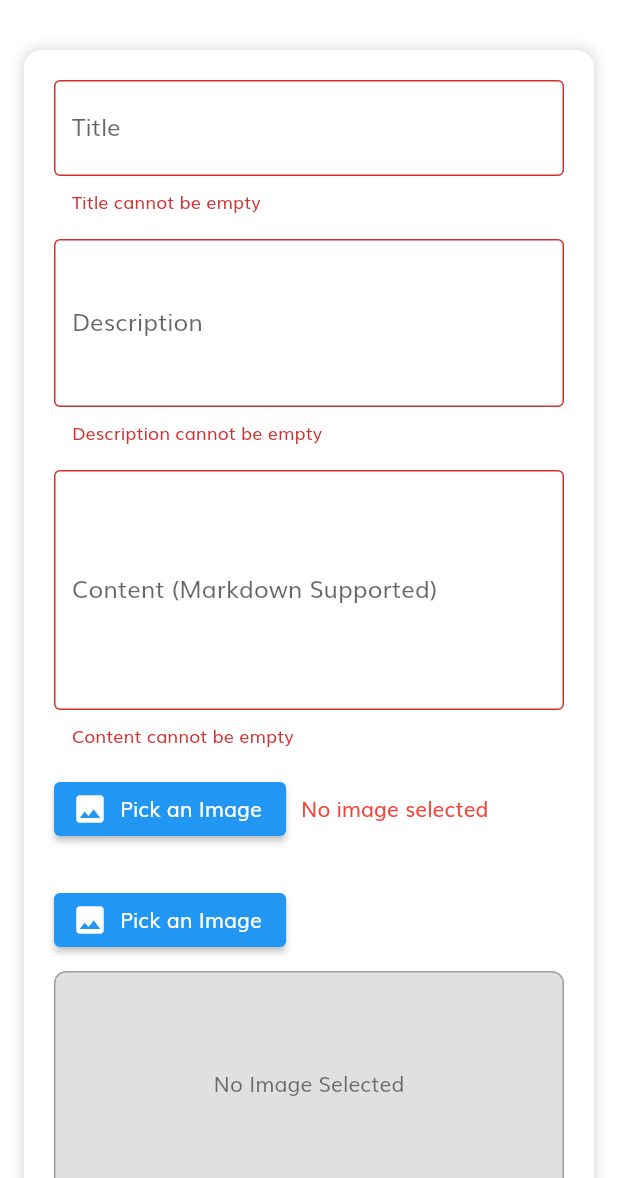
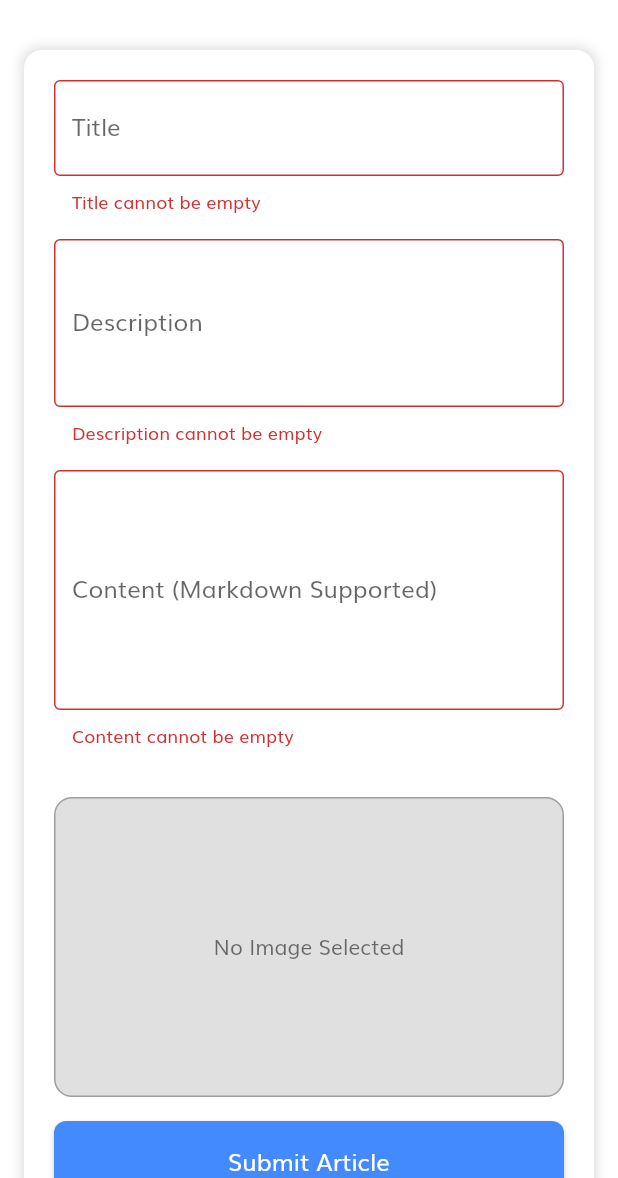
Before and after one commit to lucky-duck1/journal-joe, a Flutter app: the AddArticlePageBody screen opened directly, after a tap on "Submit Article", on a phone screen of 412 x 824 dp, the part 58-1236 px from its top. Run offline on Flutter 3.47's test engine with Material 2 defaults, Android fonts, the light colour scheme and no system bars; our stand-ins replace cached_network_image, dio, equatable, firebase_core, floor, flutter_bloc and 6 more; accounts and stored records are empty; generated files the repository leaves out were written again; network calls fail.

Commit message:
Functional Project, Firebase integration pending

```diff
--- a/frontend/lib/features/daily_news/data/repository/mock_article_repository.dart
+++ b/frontend/lib/features/daily_news/data/repository/mock_article_repository.dart
@@ -1,20 +1,18 @@
-import 'dart:io'; // To handle local images
+import 'dart:io';
 import 'package:dio/dio.dart';
 import 'package:news_app_clean_architecture/core/resources/data_state.dart';
 import 'package:news_app_clean_architecture/features/daily_news/domain/entities/article.dart';
 import 'package:news_app_clean_architecture/features/daily_news/domain/repository/article_repository.dart';
 
 class MockArticleRepository implements ArticleRepository {
-  // In-memory storage for saved and newly created articles
   final List<ArticleEntity> _savedArticles = [];
-  final List<ArticleEntity> _submittedArticles =
-      []; // New list for created articles
+  final List<ArticleEntity> _submittedArticles = [];
 
   @override
   Future<DataState<List<ArticleEntity>>> getNewsArticles() async {
-    await Future.delayed(const Duration(seconds: 1)); // Simulate network delay
+    await Future.delayed(const Duration(seconds: 1));
+
     try {
-      // Combine mock articles and newly created articles
       List<ArticleEntity> articles = [
             const ArticleEntity(
               id: 1,
@@ -29,7 +27,7 @@ class MockArticleRepository implements ArticleRepository {
               content: 'Content of Mock Article 1',
             ),
           ] +
-          _submittedArticles; // Append submitted articles
+          _submittedArticles;
 
       return DataSuccess(articles);
     } catch (e) {
@@ -58,19 +56,14 @@ class MockArticleRepository implements ArticleRepository {
     _savedArticles.removeWhere((savedArticle) => savedArticle.id == article.id);
   }
 
-  // ✅ New Method for Creating Articles
+  // ✅ Ensure Unique IDs When Submitting Articles
   @override
   Future<void> submitArticle(ArticleEntity article) async {
     await Future.delayed(const Duration(seconds: 1));
 
-    // If it's a local image, simulate storing it in the local file system
-    if (article.urlToImage != null && article.urlToImage!.startsWith('/')) {
-      // Simulate a local file path for the image (e.g., "/path/to/local/image.jpg")
-      // You could implement actual file storage logic here if necessary
-      print('Saving local image at path: ${article.urlToImage}');
-    }
+    int newId = DateTime.now().millisecondsSinceEpoch;
+    ArticleEntity newArticle = article.copyWith(id: newId);
 
-    // Store new articles separately
-    _submittedArticles.add(article); // Add to submitted articles
+    _submittedArticles.add(newArticle);
   }
 }
--- a/frontend/lib/features/daily_news/presentation/pages/add_article/add_article.dart
+++ b/frontend/lib/features/daily_news/presentation/pages/add_article/add_article.dart
@@ -1,4 +1,4 @@
-import 'dart:io';
+import 'dart:io'; // For File handling
 import 'package:flutter/material.dart';
 import 'package:flutter_bloc/flutter_bloc.dart';
 import '../../../domain/entities/article.dart';
@@ -7,7 +7,7 @@ import '../../bloc/article/local/image_picker_cubit.dart';
 import '../../bloc/article/local/local_article_bloc.dart';
 import '../../bloc/article/local/local_article_state.dart';
 import '../../widgets/article_form.dart';
-import '../../widgets/image_picker_widget.dart';
+import '../../widgets/image_picker_widget.dart'; // The custom image picker widget
 
 class AddArticlePage extends StatelessWidget {
   const AddArticlePage({Key? key}) : super(key: key);
@@ -30,16 +30,17 @@ class AddArticlePageBody extends StatefulWidget {
   const AddArticlePageBody({Key? key}) : super(key: key);
 
   @override
-  _AddArticlePageState createState() => _AddArticlePageState();
+  _AddArticlePageBodyState createState() => _AddArticlePageBodyState();
 }
 
-class _AddArticlePageState extends State<AddArticlePageBody> {
+class _AddArticlePageBodyState extends State<AddArticlePageBody> {
   final _formKey = GlobalKey<FormState>();
   final TextEditingController _titleController = TextEditingController();
   final TextEditingController _descriptionController = TextEditingController();
   final TextEditingController _contentController = TextEditingController();
   File? _selectedImage;
 
+  // Handle image picking
   void _onImagePicked(File? image) {
     setState(() {
       _selectedImage = image;
@@ -96,8 +97,13 @@ class _AddArticlePageState extends State<AddArticlePageBody> {
                       contentController: _contentController,
                     ),
                     const SizedBox(height: 16),
+
+                    // Image Picker Widget (Now the only image selection area)
                     ImagePickerWidget(onImagePicked: _onImagePicked),
+
                     const SizedBox(height: 16),
+
+                    // Submit Button
                     ElevatedButton(
                       onPressed: state is ArticleSubmissionLoading
                           ? null
--- a/frontend/lib/features/daily_news/presentation/pages/home/daily_news.dart
+++ b/frontend/lib/features/daily_news/presentation/pages/home/daily_news.dart
@@ -35,7 +35,7 @@ class DailyNews extends StatelessWidget {
     );
   }
 
-  /// ✅ Now listens to both Remote & Local Articles
+  /// ✅ Merging Remote & Local Articles Without Duplicates
   _buildPage(BuildContext context) {
     return BlocBuilder<RemoteArticlesBloc, RemoteArticlesState>(
       builder: (context, remoteState) {
@@ -55,13 +55,21 @@ class DailyNews extends StatelessWidget {
               );
             }
 
-            // ✅ Merge Remote & Submitted Articles
             List<ArticleEntity> articles = [];
+
             if (remoteState is RemoteArticlesDone) {
               articles.addAll(remoteState.articles ?? []);
             }
+
             if (localState is LocalArticlesDone) {
-              articles.addAll(localState.articles);
+              final localArticles = localState.articles;
+
+              // ✅ Ensure unique articles (Prevent duplicates)
+              for (var localArticle in localArticles) {
+                if (!articles.any((article) => article.id == localArticle.id)) {
+                  articles.add(localArticle);
+                }
+              }
             }
 
             return _buildArticlesPage(context, articles);
--- a/frontend/lib/features/daily_news/presentation/widgets/article_form.dart
+++ b/frontend/lib/features/daily_news/presentation/widgets/article_form.dart
@@ -82,39 +82,6 @@ class _ArticleFormState extends State<ArticleForm> {
                 : null,
           ),
           const SizedBox(height: 16),
-
-          // Image Picker Button
-          Row(
-            children: [
-              ElevatedButton.icon(
-                onPressed: _pickImage,
-                icon: const Icon(Icons.photo),
-                label: Text(
-                    _selectedImage == null ? "Pick an Image" : "Change Image"),
-              ),
-              if (_selectedImage == null)
-                const Padding(
-                  padding: EdgeInsets.only(left: 10),
-                  child: Text(
-                    "No image selected",
-                    style: TextStyle(color: Colors.red),
-                  ),
-                ),
-            ],
-          ),
-          const SizedBox(height: 10),
-
-          // Display selected image
-          if (_selectedImage != null)
-            ClipRRect(
-              borderRadius: BorderRadius.circular(8),
-              child: Image.file(
-                _selectedImage!,
-                height: 150,
-                width: double.infinity,
-                fit: BoxFit.cover,
-              ),
-            ),
         ],
       ),
     );
--- a/frontend/lib/features/daily_news/presentation/widgets/image_picker_widget.dart
+++ b/frontend/lib/features/daily_news/presentation/widgets/image_picker_widget.dart
@@ -1,4 +1,4 @@
-import 'dart:io';
+import 'dart:io'; // For file handling
 import 'package:flutter/material.dart';
 import 'package:flutter_bloc/flutter_bloc.dart';
 import '../bloc/article/local/image_picker_cubit.dart';
@@ -12,65 +12,37 @@ class ImagePickerWidget extends StatelessWidget {
   Widget build(BuildContext context) {
     return BlocBuilder<ImagePickerCubit, File?>(
       builder: (context, selectedImage) {
-        return Column(
-          crossAxisAlignment: CrossAxisAlignment.start,
-          children: [
-            // Image Picker Button
-            ElevatedButton.icon(
-              onPressed: () async {
+        return GestureDetector(
+          onTap: () async {
+            // Trigger image picker on tap of the image container
             await context.read<ImagePickerCubit>().pickImage();
-                onImagePicked?.call(context.read<ImagePickerCubit>().state);
+            // Update the state with the new image if selected
+            if (onImagePicked != null) {
+              onImagePicked!(context.read<ImagePickerCubit>().state);
+            }
           },
-              icon: const Icon(Icons.photo),
-              label: Text(
-                  selectedImage == null ? "Pick an Image" : "Change Image"),
-            ),
-            const SizedBox(height: 10),
-
-            // Show Image Preview (If Selected)
-            if (selectedImage != null)
-              ClipRRect(
-                borderRadius: BorderRadius.circular(8),
-                child: Image.file(
-                  selectedImage, // Local image (FileImage)
-                  height: 150,
+          child: Container(
             width: double.infinity,
-                  fit: BoxFit.cover,
-                ),
-              )
-            else if (selectedImage == null &&
-                context
-                        .read<ImagePickerCubit>()
-                        .state
-                        ?.path
-                        .startsWith('http') ==
-                    true)
-              // If selected image is a URL, use NetworkImage
-              ClipRRect(
-                borderRadius: BorderRadius.circular(8),
-                child: Image.network(
-                  context.read<ImagePickerCubit>().state?.path ?? '',
-                  height: 150,
-                  width: double.infinity,
-                  fit: BoxFit.cover,
-                ),
-              )
-            else
-              // Placeholder when no image is selected
-              Container(
-                height: 150,
-                width: double.infinity,
+            height: 200, // Adjust height as needed
             decoration: BoxDecoration(
-                  borderRadius: BorderRadius.circular(8),
-                  color: Colors.grey[300],
+              color: Colors.grey[300], // Background color for image holder
+              borderRadius: BorderRadius.circular(12),
               border: Border.all(color: Colors.grey),
             ),
-                child: const Center(
-                  child: Text("No Image Selected",
-                      style: TextStyle(color: Colors.black54)),
+            child: selectedImage == null
+                ? const Center(
+                    child: Text('No Image Selected',
+                        style: TextStyle(color: Colors.black54)))
+                : ClipRRect(
+                    borderRadius: BorderRadius.circular(12),
+                    child: Image.file(
+                      selectedImage,
+                      fit: BoxFit.cover,
+                      width: double.infinity,
+                      height: double.infinity,
                     ),
                   ),
-          ],
+          ),
         );
       },
     );
```
Lines whose indentation alone changed are shown as unchanged.
